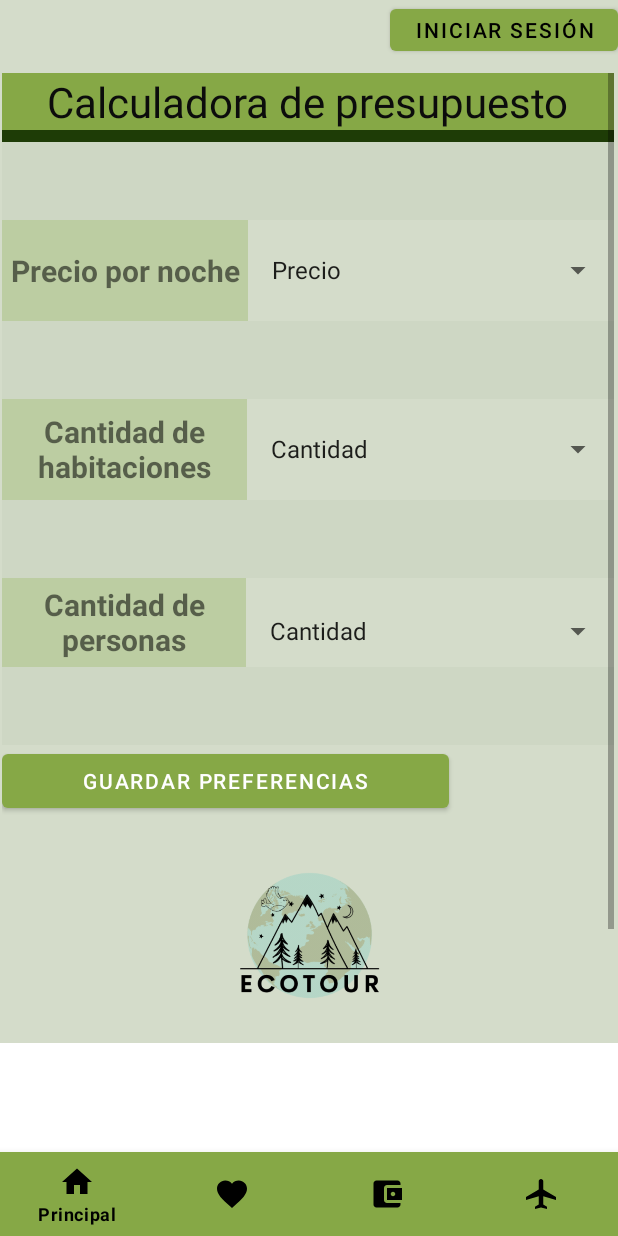
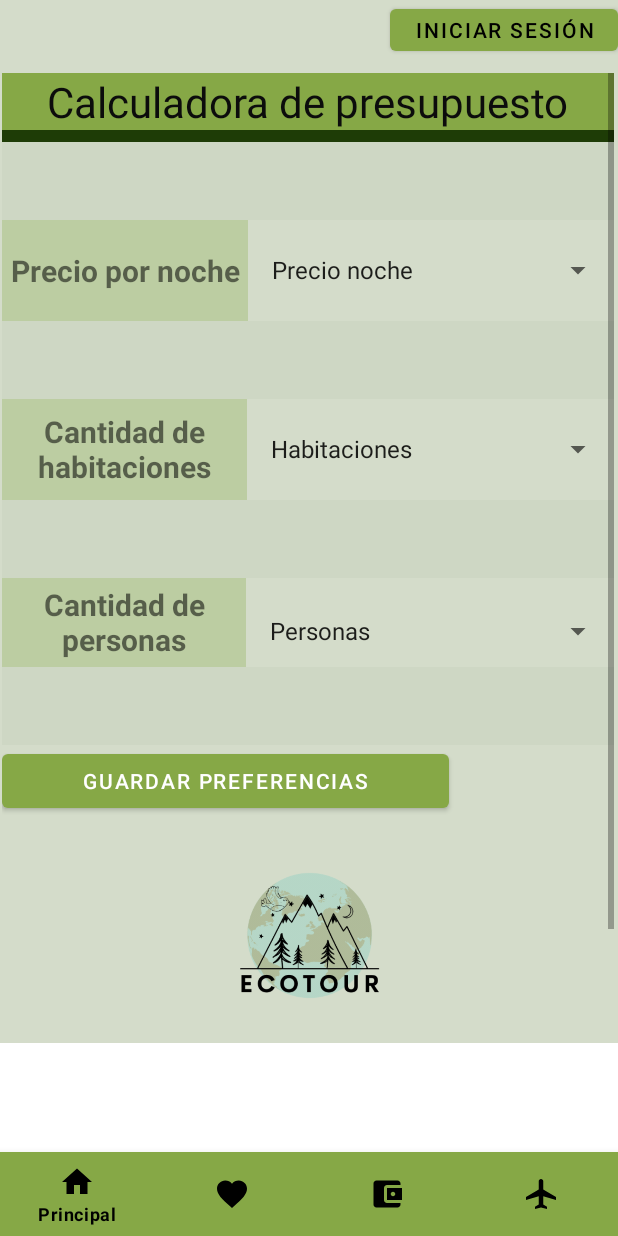
Before and after one commit to Fecry/EcoTour, an Android app: the BilleteraFragment screen opened through its navigation route, on a phone screen of 412 x 824 dp. Run offline under Robolectric (Android 15) with nearby library versions, the phone set to English and light mode, and no system bars; Roboto replaces fonts that are not available here.

Commit message:
Cambiè Array por un ArrayList y ahora sì se guarda informaciòn seleccionada y se imprime. Switch funciona pero no del todo bien.

```diff
--- a/app/src/main/java/com/example/ecotour/BilleteraFragment.java
+++ b/app/src/main/java/com/example/ecotour/BilleteraFragment.java
@@ -13,8 +13,10 @@ import android.widget.Toast;
 
 import androidx.fragment.app.Fragment;
 
+import java.util.ArrayList;
+
 public class BilleteraFragment extends Fragment implements View.OnClickListener {
-    String[] opcionesArray = {"Noches", "", "Habitaciones", "", "Personas", ""};
+    ArrayList<String> opcionesArray = new ArrayList<String>();
     String opciones= "";
     public BilleteraFragment() {
         // Required empty public constructor
@@ -59,7 +61,7 @@ public class BilleteraFragment extends Fragment implements View.OnClickListener
             @Override
             public void onItemSelected(AdapterView<?> parent, View view, int position, long id) {
                 String noches = parent.getItemAtPosition(position).toString();
-                opcionesArray[1]= noches;
+                opcionesArray.add(noches);
             }
             @Override
             public void onNothingSelected(AdapterView<?> parent) {
@@ -70,7 +72,7 @@ public class BilleteraFragment extends Fragment implements View.OnClickListener
             @Override
             public void onItemSelected(AdapterView<?> parent, View view, int position, long id) {
                 String habitaciones = parent.getItemAtPosition(position).toString();
-                opcionesArray[3]=habitaciones;
+                opcionesArray.add(habitaciones);
             }
             @Override
             public void onNothingSelected(AdapterView<?> parent) {
@@ -81,18 +83,12 @@ public class BilleteraFragment extends Fragment implements View.OnClickListener
             @Override
             public void onItemSelected(AdapterView<?> parent, View view, int position, long id) {
                 String personas = parent.getItemAtPosition(position).toString();
-                opcionesArray[5]= personas;
+                opcionesArray.add(personas);
             }
             @Override
             public void onNothingSelected(AdapterView<?> parent) {
             }
         });
-        for(int i=0; i<5; i++){
-            opciones= opciones+opcionesArray[i];
-            if(i%2==0){
-                opciones = opciones + ": ";
-            }
-        }
 
         return vista;
     }
@@ -101,8 +97,7 @@ public class BilleteraFragment extends Fragment implements View.OnClickListener
     public void onClick(View v) {
         switch (v.getId()) {
             case R.id.billera_btn:
-                Toast.makeText(getContext(), "Procesando... ", Toast.LENGTH_LONG).show();
-                Toast.makeText(getContext(), opciones, Toast.LENGTH_LONG).show();
+                Toast.makeText(getContext(), opcionesArray.toString(), Toast.LENGTH_LONG).show();
                 startActivity(new Intent(getContext(), programarViaje.class));
                 break;
         }
--- a/app/src/main/res/layout/activity_programar_viaje.xml
+++ b/app/src/main/res/layout/activity_programar_viaje.xml
@@ -191,7 +191,7 @@
           android:background="#001E3C06" />
 
       <Switch
-          android:id="@+id/switch2"
+          android:id="@+id/switch_notificacion"
           android:layout_width="match_parent"
           android:layout_height="59dp"
           android:background="#4D86A846"
@@ -199,7 +199,8 @@
           android:gravity="center|right|left|center_vertical"
           android:lineSpacingExtra="12sp"
           android:text="@string/Notificacion"
-          android:textSize="20sp" />
+          android:textSize="20sp"
+          tools:ignore="UseSwitchCompatOrMaterialXml" />
 
       <View
           android:id="@+id/divider14"
--- a/app/src/main/res/values/strings.xml
+++ b/app/src/main/res/values/strings.xml
@@ -25,14 +25,14 @@
     //Billetera
 
     <string-array name="noches">
-        <item>Precio</item>
+        <item>Precio noche</item>
         <item>$10.000 - $50.000</item>
         <item>$10.000 - $100.000</item>
         <item>$100.000 -</item>
     </string-array>
 
     <string-array name="habitaciones">
-        <item>Cantidad</item>
+        <item>Habitaciones</item>
         <item>1</item>
         <item>2</item>
         <item>3</item>
@@ -40,7 +40,7 @@
     </string-array>
 
     <string-array name="personas">
-        <item>Cantidad</item>
+        <item>Personas</item>
         <item>1</item>
         <item>2</item>
         <item>3</item>
```
Also changed, not shown: app/src/main/java/com/example/ecotour/programarViaje.java (+23 -16 lines).
